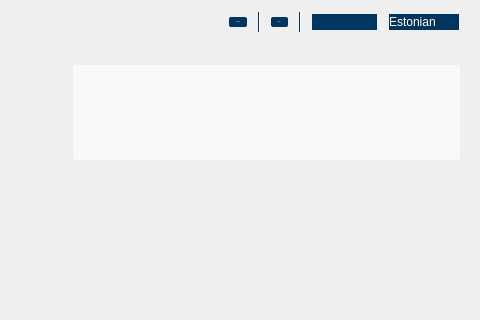
This is qdigidocclient/trunk/src/ui/MainWindow.ui in tixsys/esteid as Qt 5 draws it before an edit; both pictures show x 170 to 650 and y 0 to 320 of the 650 by 540 pixel window. The edited form follows.
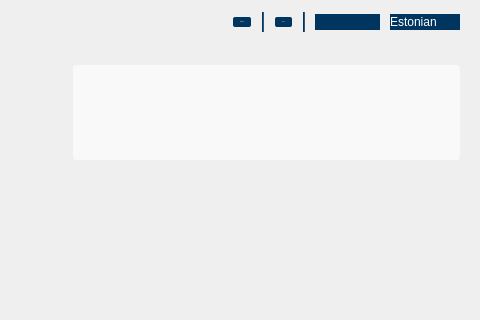
This is the edited form. Icons and pictures are not drawn.

Commit message: qdigidocclient: sync stylesheet and add button hover

```diff
--- a/qdigidocclient/trunk/src/ui/MainWindow.ui
+++ b/qdigidocclient/trunk/src/ui/MainWindow.ui
@@ -62,13 +62,11 @@
 min-width: 75px;
 }
 
-QPushButton:hover
-{}
+QPushButton:hover, QPushButton:focus
+{ background-color: qlineargradient(x1: 0, y1: 0, x2: 0, y2: 1, stop: 0 #F1C157, stop:0.28 #FADF91, stop:1 #EBA927); }
 
 QPushButton:disabled
-{
-background-color: qlineargradient(x1: 0, y1: 0, x2: 0, y2: 1, stop: 0 #A3AFC0, stop: 0.75 #80909D);
-}
+{ background-color: qlineargradient(x1: 0, y1: 0, x2: 0, y2: 1, stop: 0 #A3AFC0, stop: 0.75 #80909D); }
 
 /* header */
 #cards, #languages
@@ -76,29 +74,25 @@
 color: white;
 border: 0px;
 padding-right: 5px;
-margin-left: 1px;
-margin-right: 1px;
 background-color: #00355F;
 }
 
 #cards QAbstractItemView,
 #languages QAbstractItemView
 {
-color: #355670;
 background-color: white;
+border: 0px;
+color: #355670;
 }
 
 #headerLine, #headerLine2
-{
-color: white;
-background-color: #00355F;
-}
+{ background-color: #00355F; }
 
 #cards::down-arrow, #languages::down-arrow
 { image: url(&quot;:/images/languages_button.png&quot;); }
 
-#cards::drop-down, #cards QAbstractItemView,
-#languages::drop-down, #languages QAbstractItemView
+#cards::drop-down,
+#languages::drop-down
 { border: 0px; }
 
 #settings, #help
```
The commit also changes 2 other files.
